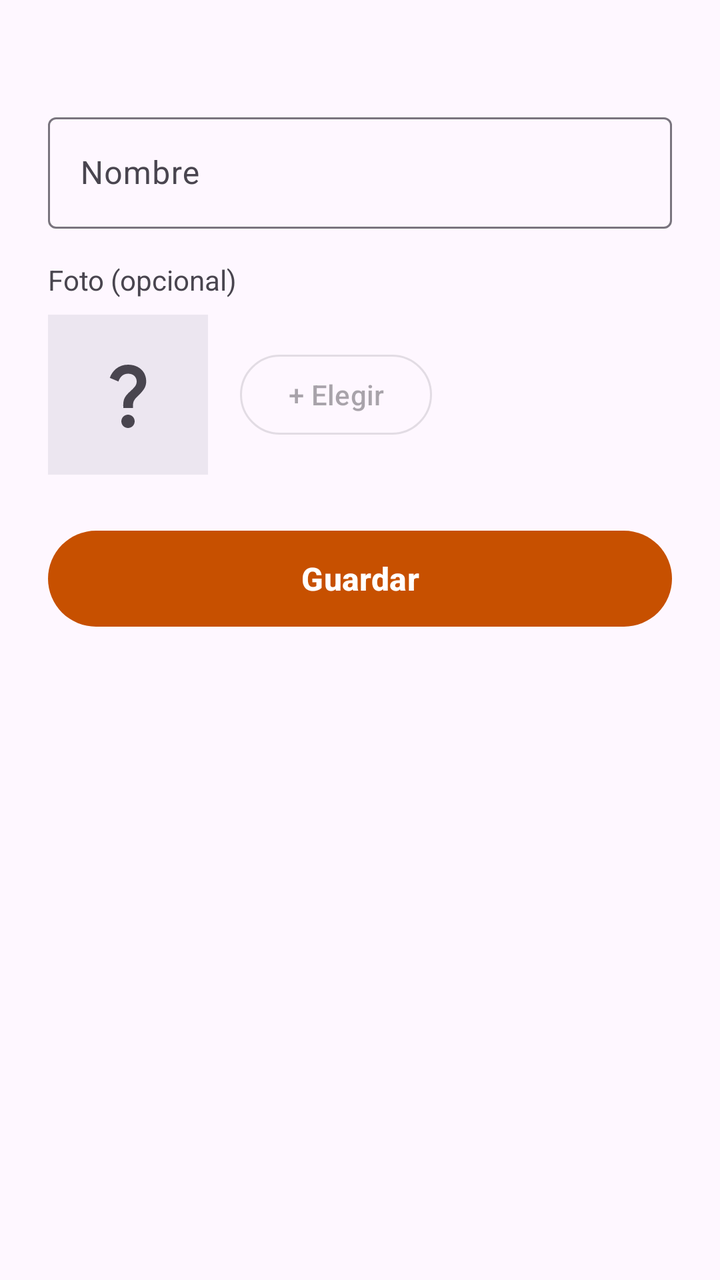
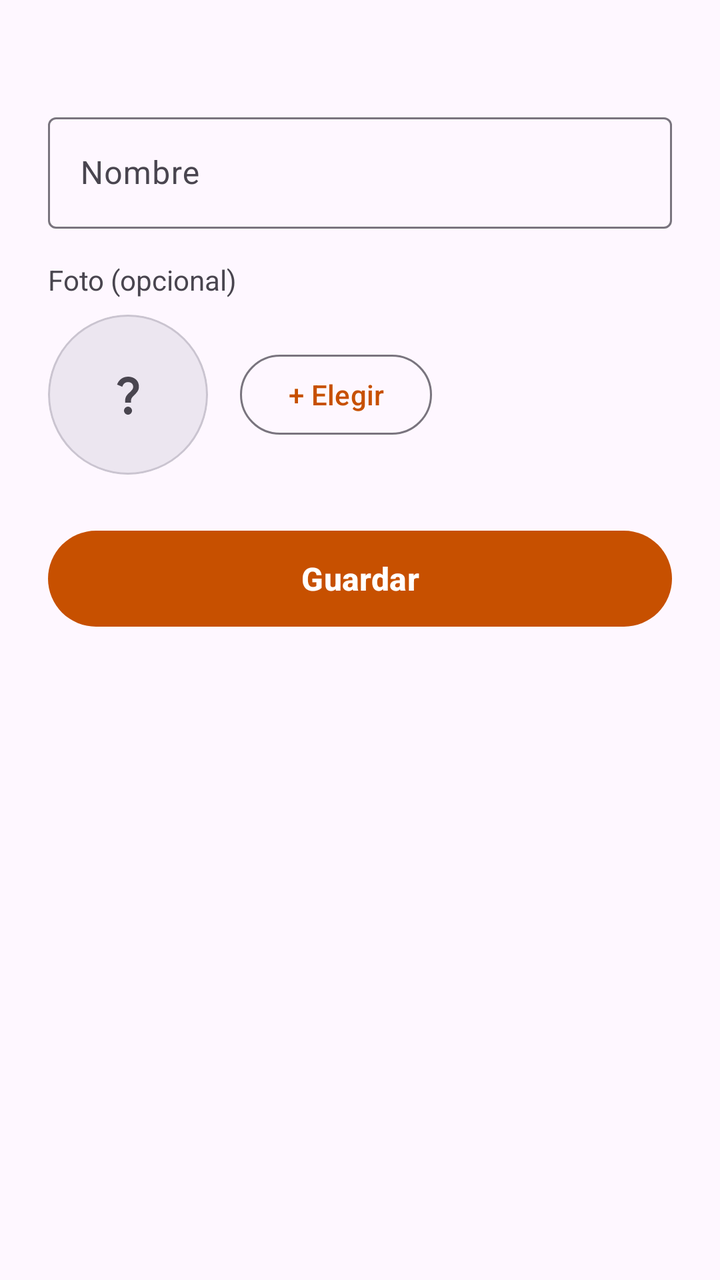

Compare the two renders of this Android layout. The source of the first and the diff that turns it into the second are given below.
<!-- AndroidManifest.xml: application theme Theme.AKO -->
<!-- res/layout/sheet_categoria.xml -->
<?xml version="1.0" encoding="utf-8"?>
<LinearLayout xmlns:android="http://schemas.android.com/apk/res/android"
    android:layout_width="match_parent"
    android:layout_height="wrap_content"
    android:orientation="vertical"
    android:paddingStart="24dp"
    android:paddingTop="8dp"
    android:paddingEnd="24dp"
    android:paddingBottom="24dp">

    
    <TextView
        android:id="@+id/textoTitulo"
        android:layout_width="wrap_content"
        android:layout_height="wrap_content"
        android:layout_marginBottom="16dp"
        android:textColor="?attr/colorOnSurface"
        android:textSize="22sp"
        android:textStyle="bold" />

    <com.google.android.material.textfield.TextInputLayout
        android:id="@+id/campoNombre"
        android:layout_width="match_parent"
        android:layout_height="wrap_content"
        android:hint="@string/categoria_hint_nombre">

        <com.google.android.material.textfield.TextInputEditText
            android:id="@+id/textoNombre"
            android:layout_width="match_parent"
            android:layout_height="wrap_content"
            android:inputType="textCapSentences"
            android:maxLines="1" />
    </com.google.android.material.textfield.TextInputLayout>

    <TextView
        android:layout_width="wrap_content"
        android:layout_height="wrap_content"
        android:layout_marginTop="16dp"
        android:text="@string/categoria_foto_opcional"
        android:textColor="?attr/colorOnSurfaceVariant"
        android:textSize="14sp" />

    
    <LinearLayout
        android:layout_width="match_parent"
        android:layout_height="wrap_content"
        android:layout_marginTop="8dp"
        android:gravity="center_vertical"
        android:orientation="horizontal">

        <ImageView
            android:layout_width="80dp"
            android:layout_height="80dp"
            android:background="?attr/colorSurfaceContainerHigh"
            android:contentDescription="@string/comun_sin_foto_cd"
            android:padding="20dp"
            android:src="@drawable/ic_sin_foto" />

        <com.google.android.material.button.MaterialButton
            android:id="@+id/botonElegirFoto"
            style="@style/Widget.Material3.Button.OutlinedButton"
            android:layout_width="wrap_content"
            android:layout_height="wrap_content"
            android:layout_marginStart="16dp"
            android:enabled="false"
            android:minHeight="48dp"
            android:text="@string/categoria_btn_elegir_foto" />
    </LinearLayout>

    
    <com.google.android.material.materialswitch.MaterialSwitch
        android:id="@+id/interruptorEnLaCarta"
        android:layout_width="match_parent"
        android:layout_height="wrap_content"
        android:layout_marginTop="16dp"
        android:minHeight="48dp"
        android:text="@string/plato_en_la_carta"
        android:textSize="16sp"
        android:visibility="gone" />

    
    <com.google.android.material.button.MaterialButton
        android:id="@+id/botonGuardar"
        style="@style/Widget.Material3.Button"
        android:layout_width="match_parent"
        android:layout_height="56dp"
        android:layout_marginTop="24dp"
        android:text="@string/comun_guardar"
        android:textSize="16sp"
        android:textStyle="bold" />
</LinearLayout>
<!-- resources referenced by this layout -->
<resources>
  <!-- drawable ic_sin_foto (drawable) -->
  <vector xmlns:android="http://schemas.android.com/apk/res/android" android:height="24dp" android:tint="?attr/colorOnSurfaceVariant" android:viewportHeight="24" android:viewportWidth="24" android:width="24dp">
        
      <path android:fillColor="@android:color/white" android:pathData="M11.07,12.85c0.77,-1.39 2.25,-2.21 3.11,-3.44c0.91,-1.29 0.4,-3.7 -2.18,-3.7c-1.69,0 -2.52,1.28 -2.87,2.34L6.54,6.96C7.25,4.83 9.18,3 11.99,3c2.35,0 3.96,1.07 4.78,2.41c0.7,1.15 1.11,3.3 0.03,4.9c-1.2,1.77 -2.35,2.31 -2.97,3.45c-0.25,0.46 -0.35,0.76 -0.35,2.24h-2.89C10.58,15.22 10.46,13.95 11.07,12.85zM14,20c0,1.1 -0.9,2 -2,2s-2,-0.9 -2,-2c0,-1.1 0.9,-2 2,-2S14,18.9 14,20z"/>
      
  </vector>
  <string name="categoria_btn_elegir_foto">+ Elegir</string>
  <string name="categoria_foto_opcional">Foto (opcional)</string>
  <string name="categoria_hint_nombre">Nombre</string>
  <string name="comun_guardar">Guardar</string>
  <string name="comun_sin_foto_cd">Sin foto</string>
  <string name="plato_en_la_carta">En la carta</string>
  <style name="Theme.AKO" parent="Base.Theme.AKO" />
  <style name="Base.Theme.AKO" parent="Theme.Material3.DayNight.NoActionBar">
          
          <item name="colorPrimary">@color/acento</item>
          
          <item name="colorOnPrimary">@color/white</item>
          
          <item name="materialAlertDialogTheme">@style/ThemeOverlay.AKO.Dialogo</item>
          
          <item name="textInputStyle">@style/Widget.AKO.CampoTexto</item>
      </style>
  <color name="acento">#FFC75000</color>
  <color name="white">#FFFFFFFF</color>
  <style name="ThemeOverlay.AKO.Dialogo" parent="ThemeOverlay.Material3.MaterialAlertDialog">
          <item name="colorPrimary">?attr/colorOnSurface</item>
      </style>
  <style name="Widget.AKO.CampoTexto" parent="Widget.Material3.TextInputLayout.OutlinedBox">
          <item name="materialThemeOverlay">@style/ThemeOverlay.AKO.CampoTexto</item>
      </style>
  <style name="ThemeOverlay.AKO.CampoTexto" parent="ThemeOverlay.Material3.TextInputEditText.OutlinedBox">
          <item name="colorPrimary">?attr/colorOnSurface</item>
      </style>
</resources>

<!-- the commit's change to res/layout/sheet_categoria.xml (unified diff, before → after) -->
@@ -1,5 +1,6 @@
 <?xml version="1.0" encoding="utf-8"?>
 <LinearLayout xmlns:android="http://schemas.android.com/apk/res/android"
+    xmlns:app="http://schemas.android.com/apk/res-auto"
     android:layout_width="match_parent"
     android:layout_height="wrap_content"
     android:orientation="vertical"
@@ -48,13 +49,23 @@
         android:gravity="center_vertical"
         android:orientation="horizontal">
 
-        <ImageView
+        
+        <com.google.android.material.card.MaterialCardView
+            style="?attr/materialCardViewOutlinedStyle"
             android:layout_width="80dp"
             android:layout_height="80dp"
-            android:background="?attr/colorSurfaceContainerHigh"
-            android:contentDescription="@string/comun_sin_foto_cd"
-            android:padding="20dp"
-            android:src="@drawable/ic_sin_foto" />
+            app:cardCornerRadius="40dp"
+            app:cardElevation="0dp">
+
+            <ImageView
+                android:id="@+id/imagenCategoria"
+                android:layout_width="match_parent"
+                android:layout_height="match_parent"
+                android:background="?attr/colorSurfaceContainerHigh"
+                android:contentDescription="@string/comun_sin_foto_cd"
+                android:scaleType="center"
+                android:src="@drawable/ic_sin_foto" />
+        </com.google.android.material.card.MaterialCardView>
 
         <com.google.android.material.button.MaterialButton
             android:id="@+id/botonElegirFoto"
@@ -62,7 +73,6 @@
             android:layout_width="wrap_content"
             android:layout_height="wrap_content"
             android:layout_marginStart="16dp"
-            android:enabled="false"
             android:minHeight="48dp"
             android:text="@string/categoria_btn_elegir_foto" />
     </LinearLayout>
